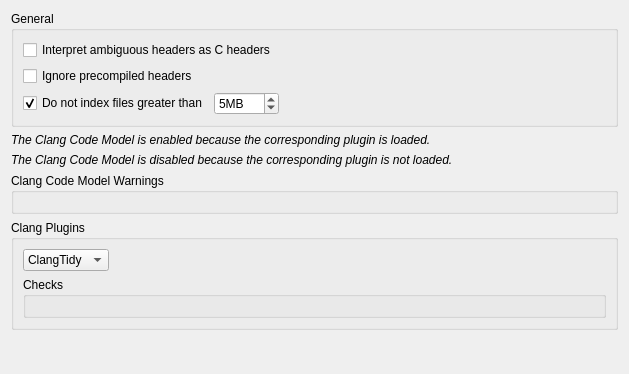
Qt form src/plugins/cpptools/cppcodemodelsettingspage.ui (qt-creator/qt-creator) before a commit.
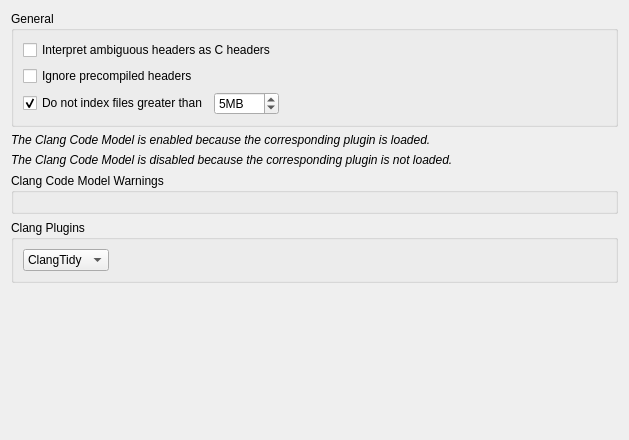
The same form after that commit.

Commit message:
Clang: Improve code model plugins settings UI
Describe clazy levels, improve layouts.

The edit to the form file:
```diff
--- a/src/plugins/cpptools/cppcodemodelsettingspage.ui
+++ b/src/plugins/cpptools/cppcodemodelsettingspage.ui
@@ -7,7 +7,7 @@
     <x>0</x>
     <y>0</y>
     <width>629</width>
-    <height>374</height>
+    <height>440</height>
    </rect>
   </property>
   <property name="windowTitle">
@@ -113,7 +113,7 @@
      <property name="title">
       <string>Clang Plugins</string>
      </property>
-     <layout class="QVBoxLayout" name="verticalLayout_6">
+     <layout class="QHBoxLayout" name="horizontalLayout_2">
       <item>
        <widget class="QComboBox" name="pluginSelection">
         <property name="sizePolicy">
@@ -135,12 +135,7 @@
        </widget>
       </item>
       <item>
-       <widget class="QGroupBox" name="pluginChecks">
-        <property name="title">
-         <string>Checks</string>
-        </property>
-        <layout class="QVBoxLayout" name="verticalLayout_5"/>
-       </widget>
+       <widget class="QStackedWidget" name="pluginChecks"/>
       </item>
      </layout>
     </widget>
```
Left out of the diff: 6 changed lines with no effect on the pictures. The commit also changes 4 other files.
